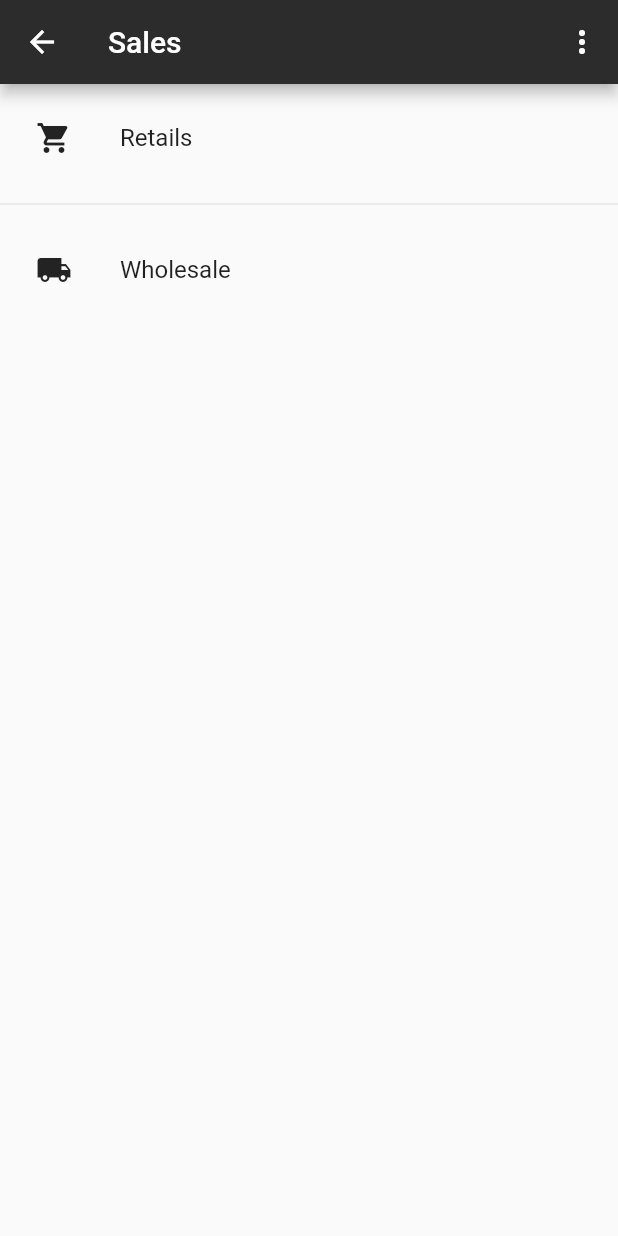
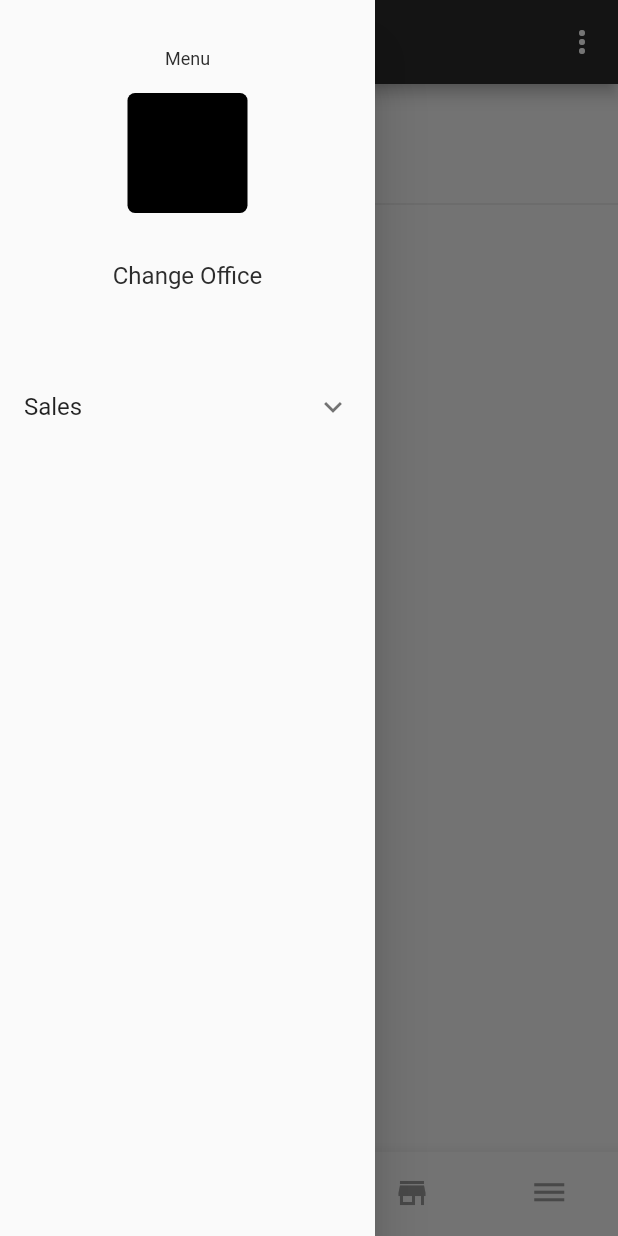
Before and after one commit to NEDA-LABS/Data-Fisha, a Flutter app: the SalesPage screen opened by its route, with the side drawer open (before the commit the screen has no drawer), on a phone screen of 412 x 824 dp. Run offline on Flutter 3.47's test engine with Material 2 defaults, Android fonts, the phone set to English and light mode, and no system bars; our stand-ins replace flutter_form_builder, flutter_modular, form_builder_validators; missing offline and left inert: bfast, builders, tekartik_app_flutter_sembast.

Commit message:
start working on stock module and make bottom bar responsive

```diff
--- a/lib/app.dart
+++ b/lib/app.dart
@@ -1,15 +1,23 @@
 import 'package:flutter_modular/flutter_modular.dart';
 import 'package:smartstock_pos/account/account.dart';
+import 'package:smartstock_pos/stocks/stocks.dart';
 
 import '../sales/sales.dart';
+import 'core/models/menu.dart';
+import 'sales/services/navigation.dart';
 
 class AppModule extends Module {
   @override
   List<ModularRoute> get routes => [
         ModuleRoute('/', module: AccountModule()),
         ModuleRoute('/sales/', module: SalesModule()),
+        ModuleRoute('/stock/', module: StockModule()),
       ];
 
   @override
   List<Bind> get binds => [];
 }
+
+List<MenuModel> moduleMenus() => [
+  salesMenu(),
+];
--- a/lib/configurations.dart
+++ b/lib/configurations.dart
@@ -27,9 +27,6 @@ MaterialColor getSmartStockMaterialColorSwatch() {
 }
 // }
 
-const maxSmallScreen = 640;
-const maxMediumScreen = 1007;
-// const MAX_LARGE_SCREEN = > 1008
 
 App smartstockApp =
     App(applicationId: 'smartstock_lb', projectId: 'smartstock');
--- a/lib/core/components/bottom_bar.dart
+++ b/lib/core/components/bottom_bar.dart
@@ -1,11 +1,20 @@
 import 'package:flutter/material.dart';
+import 'package:smartstock_pos/core/components/drawer.dart';
+import 'package:smartstock_pos/core/models/menu.dart';
+import 'package:smartstock_pos/core/services/util.dart';
 
-Widget bottomBar(int selected) => Builder(
-      builder: (context) => BottomNavigationBar(
+Widget bottomBar(
+  int selected,
+  List<MenuModel> menus,
+  BuildContext context,
+) =>
+    isSmallScreen(context)
+        ? BottomNavigationBar(
             currentIndex: selected,
             selectedItemColor: Theme.of(context).primaryColorDark,
-        // unselectedItemColor: Theme.of(context).primaryColor,
-        items: <BottomNavigationBarItem>[
+            unselectedItemColor: Colors.grey,
+            onTap: (index) => _handleClick(index, context, menus),
+            items: const <BottomNavigationBarItem>[
               BottomNavigationBarItem(
                 icon: Icon(Icons.home),
                 label: 'Dashboard',
@@ -14,10 +23,6 @@ Widget bottomBar(int selected) => Builder(
                 icon: Icon(Icons.point_of_sale),
                 label: 'Sales',
               ),
-          // BottomNavigationBarItem(
-          //   icon: Icon(Icons.receipt),
-          //   label: 'Purchases',
-          // ),
               BottomNavigationBarItem(
                 icon: Icon(Icons.store),
                 label: 'Stocks',
@@ -27,6 +32,24 @@ Widget bottomBar(int selected) => Builder(
                 label: 'Menu',
               ),
             ],
-//        backgroundColor: Theme.of(context).primaryColor,
+          )
+        : null;
+
+_handleClick(int index, BuildContext context, List<MenuModel> menus) {
+  switch (index) {
+    case 1:
+      navigateTo('/sales');
+      break;
+    case 2:
+      navigateTo('/stock');
+      break;
+    case 3:
+      showModalBottomSheet(
+        context: context,
+        builder: (_) => modulesMenuContent(
+          'Menu',
+          menus,
         ),
       );
+  }
+}
--- a/lib/sales/components/top_bar.dart
+++ b/lib/sales/components/top_bar.dart
@@ -4,12 +4,12 @@ import 'package:smartstock_pos/sales/components/search_input.dart';
 
 import '../../core/services/util.dart';
 
-AppBar salesTopBar({title = "Sales", showSearch = false}) {
+AppBar salesTopBar({title = "Sales", showSearch = false, showBack= true}) {
   return AppBar(
     title: Text(title),
     bottom: showSearch ? searchInput() : null,
-    leading: IconButton(
-      icon: Icon(Icons.arrow_back),
+    leading: showBack?IconButton(
+      icon: const Icon(Icons.arrow_back),
       onPressed: () {
         if (title == 'Sales') {
           navigateTo('/shop');
@@ -17,7 +17,7 @@ AppBar salesTopBar({title = "Sales", showSearch = false}) {
           navigateTo("/sales");
         }
       },
-    ),
+    ):null,
     actions: <Widget>[
       Builder(
         builder: (context) => PopupMenuButton(
@@ -28,11 +28,11 @@ AppBar salesTopBar({title = "Sales", showSearch = false}) {
                 onPressed: () => localLogOut(),
                 child: Row(
                   children: const [
+                    // Icon(
+                    //   Icons.exit_to_app,
+                    //   // color: Theme.of(context).primaryColorDark,
+                    // ),
                     Text("Logout"),
-                    Icon(
-                      Icons.exit_to_app,
-                      // color: Theme.of(context).primaryColorDark,
-                    )
                   ],
                 ),
               ),
--- a/lib/sales/pages/sales.dart
+++ b/lib/sales/pages/sales.dart
@@ -1,4 +1,7 @@
 import 'package:flutter/material.dart';
+import 'package:smartstock_pos/app.dart';
+import 'package:smartstock_pos/core/components/bottom_bar.dart';
+import 'package:smartstock_pos/core/components/drawer.dart';
 
 import '../../core/services/util.dart';
 import '../components/top_bar.dart';
@@ -7,9 +10,10 @@ class SalesPage extends StatelessWidget {
   const SalesPage({Key key}) : super(key: key);
 
   @override
-  Widget build(args) {
+  Widget build(context) {
     return Scaffold(
-      appBar: salesTopBar(title: "Sales"),
+      appBar: salesTopBar(title: "Sales", showBack: false),
+      drawer: drawer(officeName: 'Menu', menus: moduleMenus()),
       body: Builder(
         builder: (context) => SafeArea(
           child: Center(
@@ -39,6 +43,7 @@ class SalesPage extends StatelessWidget {
           ),
         ),
       ),
+      bottomNavigationBar: bottomBar(1, moduleMenus(), context),
     );
   }
 }
```
Also changed, not shown: lib/core/components/drawer.dart (+31 -17 lines), lib/core/components/top_bar.dart (+47 -0 lines), lib/core/services/util.dart (+11 -1 lines), lib/sales/services/navigation.dart (added, +25 -0 lines), lib/stocks/pages/index.dart (added, +19 -0 lines), lib/stocks/stocks.dart (+13 -0 lines). Lines whose indentation alone changed are shown as unchanged.
